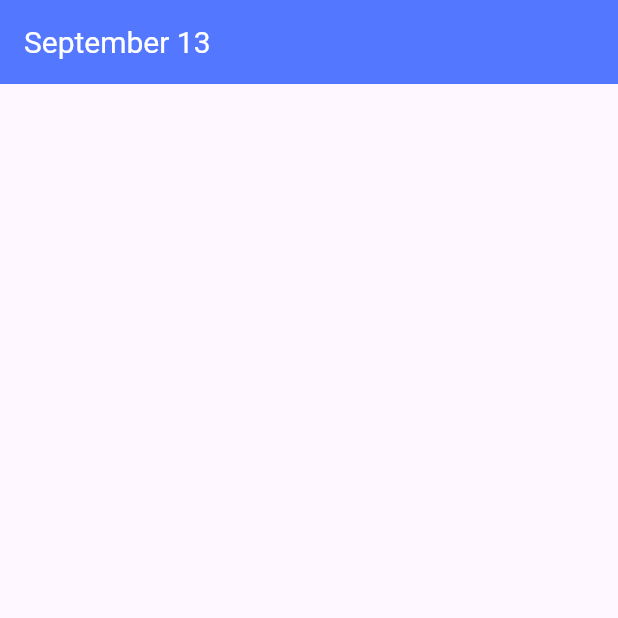
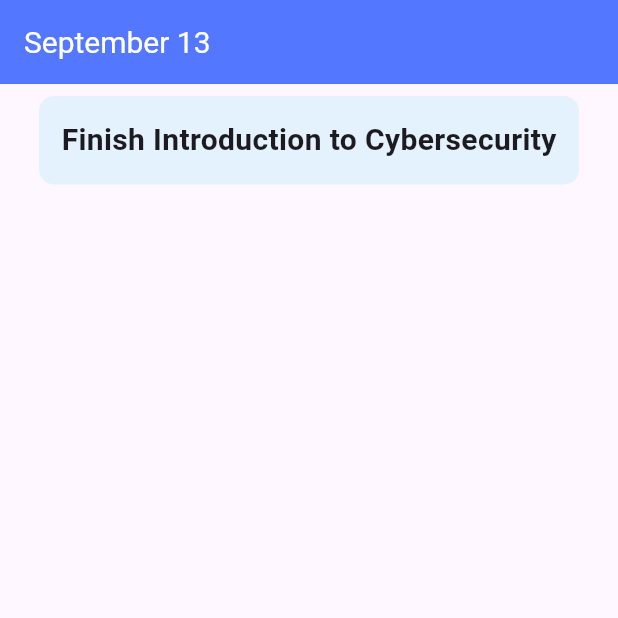
Before and after one commit to pickachuuu/to_do_list, a Flutter app: the screen it shows after launch, on a phone screen of 412 x 824 dp, the top half of it. Run offline on Flutter 3.47's test engine with Material 3 defaults, Android fonts, the phone set to English and light mode, and no system bars.

Commit message:
imported entry_tile

```diff
--- a/lib/main.dart
+++ b/lib/main.dart
@@ -1,4 +1,5 @@
 import 'package:flutter/material.dart';
+import 'package:to_do_list/util/entry_tile.dart';
 
 void main() {
   runApp(const MyApp());
@@ -22,6 +23,12 @@ class MyApp extends StatelessWidget {
             ),
           ),
         ),
+
+      body: ListView(
+        children: [
+          EntryTile(title: 'Finish Introduction to Cybersecurity', isCompleted: false,),
+        ]
+      ),
       ),
     );
   }
--- /dev/null
+++ b/lib/util/entry_tile.dart
@@ -0,0 +1,36 @@
+import 'package:flutter/material.dart';
+
+class EntryTile extends StatelessWidget {
+  const EntryTile({super.key, required this.title, required this.isCompleted});
+
+  final String title;
+  final bool isCompleted;
+
+  @override
+  Widget build(BuildContext context) {
+    return Column(
+      children: [
+        Padding(
+          padding: const EdgeInsets.all(8.0),
+          child: Container(
+            padding:EdgeInsets.all(15),
+            decoration: BoxDecoration(
+              color: Colors.blue[50],
+              borderRadius: BorderRadius.circular(10)
+            ),
+
+            child: Container(
+              child: Text(
+                title,
+                style: TextStyle(
+                  fontSize: 20,
+                  fontWeight: FontWeight.bold,
+                ),
+              ),
+            ),
+          ),
+        ),
+      ],
+    );
+  }
+}
```
